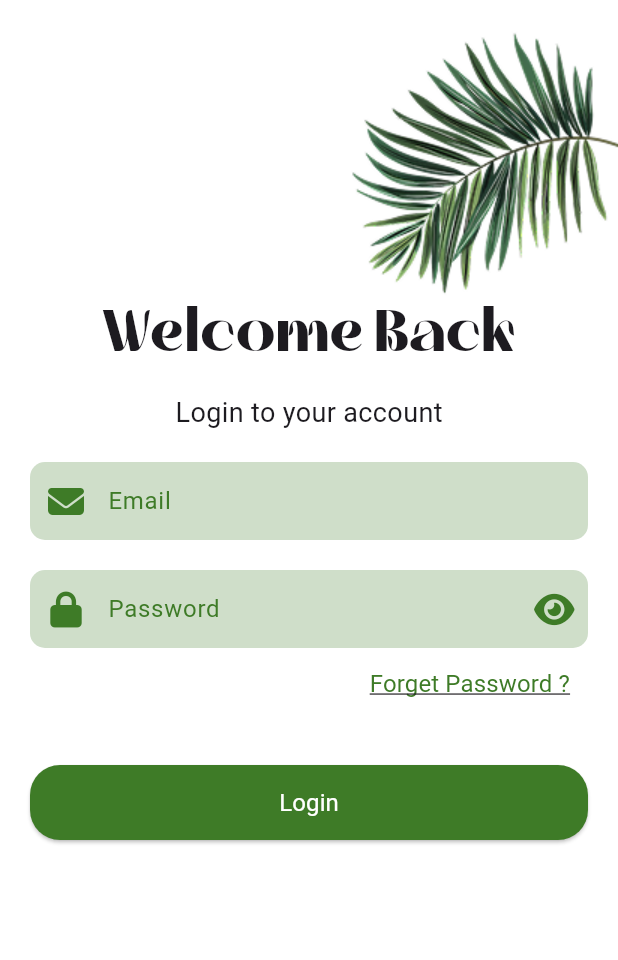
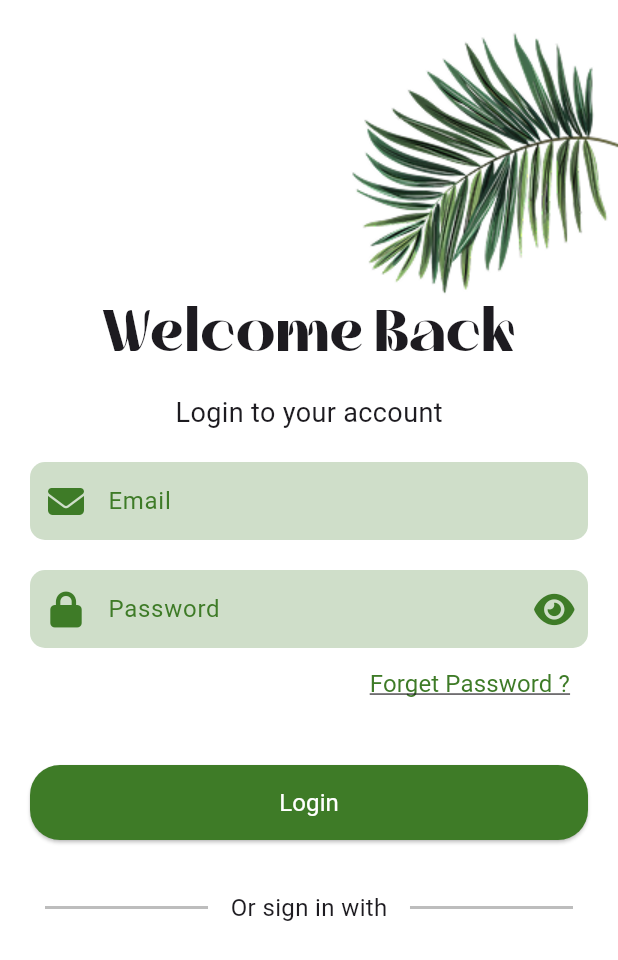
Before and after one commit to EsAm1973/Mazraaty, a Flutter app: the screen it shows after launch, on a phone screen of 412 x 824 dp. Shown: the top 960 px of the screen. Run offline on Flutter 3.47's test engine with Material 3 defaults, Android fonts, the phone set to English and light mode, and no system bars; our stand-ins replace font_awesome_flutter, go_router, google_fonts, image_picker; Roboto replaces fonts that are missing (Inder).

Commit message:
make or sign in widget

```diff
--- /dev/null
+++ b/lib/Features/authentication/presentation/views/widgets/login_or_signwith.dart
@@ -0,0 +1,38 @@
+import 'package:flutter/material.dart';
+import 'package:mazraaty/Core/utils/styles.dart';
+
+class OrSignWithWidget extends StatelessWidget {
+  const OrSignWithWidget({super.key});
+
+  @override
+  Widget build(BuildContext context) {
+    return Padding(
+      padding: const EdgeInsets.symmetric(horizontal: 10),
+      child: Row(
+        children: [
+          Expanded(
+            child: Divider(
+              color: Colors.grey[400],
+              thickness: 2,
+              height: 40,
+            ),
+          ),
+          const Padding(
+            padding: EdgeInsets.symmetric(horizontal: 15.0),
+            child: Text(
+              'Or sign in with',
+              style: Styles.textStyle16,
+            ),
+          ),
+          Expanded(
+            child: Divider(
+              color: Colors.grey[400],
+              thickness: 2,
+              height: 40,
+            ),
+          ),
+        ],
+      ),
+    );
+  }
+}
--- a/lib/Features/authentication/presentation/views/widgets/login_view_body.dart
+++ b/lib/Features/authentication/presentation/views/widgets/login_view_body.dart
@@ -1,7 +1,9 @@
 import 'package:flutter/material.dart';
+import 'package:mazraaty/Core/utils/styles.dart';
 import 'package:mazraaty/Features/authentication/presentation/views/widgets/login_button.dart';
 import 'package:mazraaty/Features/authentication/presentation/views/widgets/login_forgetpass.dart';
 import 'package:mazraaty/Features/authentication/presentation/views/widgets/login_name_textfeild.dart';
+import 'package:mazraaty/Features/authentication/presentation/views/widgets/login_or_signwith.dart';
 import 'package:mazraaty/Features/authentication/presentation/views/widgets/login_password_textfeild.dart';
 import 'package:mazraaty/Features/authentication/presentation/views/widgets/login_top_image.dart';
 import 'package:mazraaty/Features/authentication/presentation/views/widgets/login_welcome_message.dart';
@@ -46,6 +48,10 @@ class LoginViewBody extends StatelessWidget {
                       }
                     },
                   ),
+                  const SizedBox(
+                    height: 25,
+                  ),
+                  const OrSignWithWidget(),
                 ],
               ),
             ),
```
Also changed, not shown: 1 other file.
